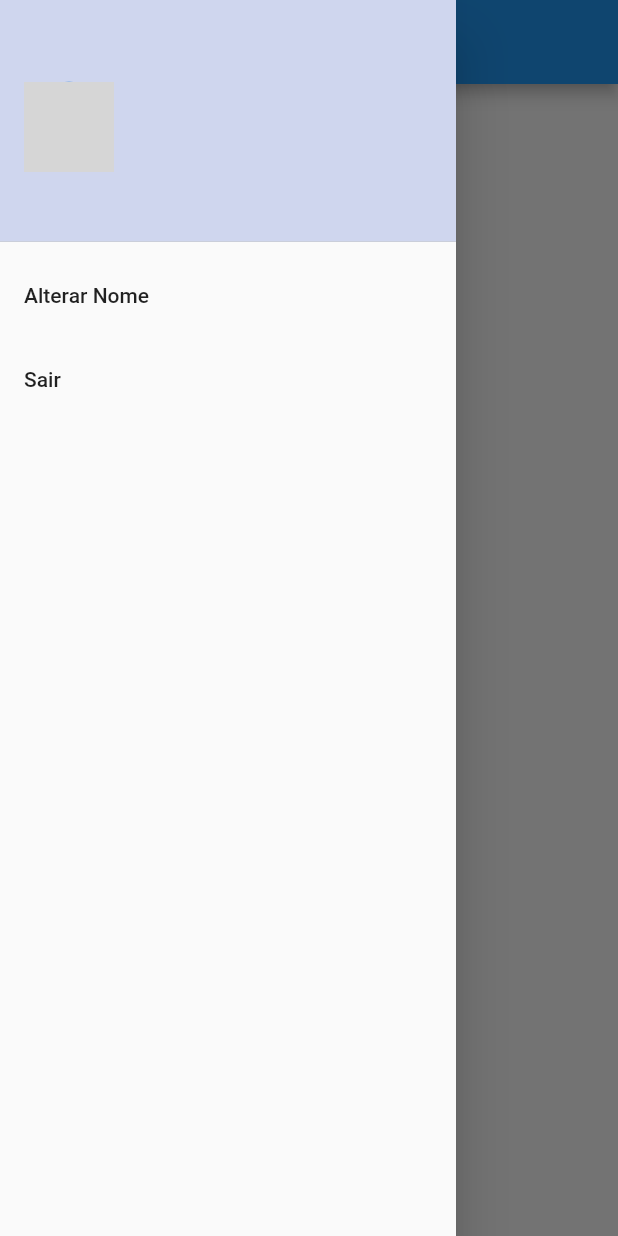
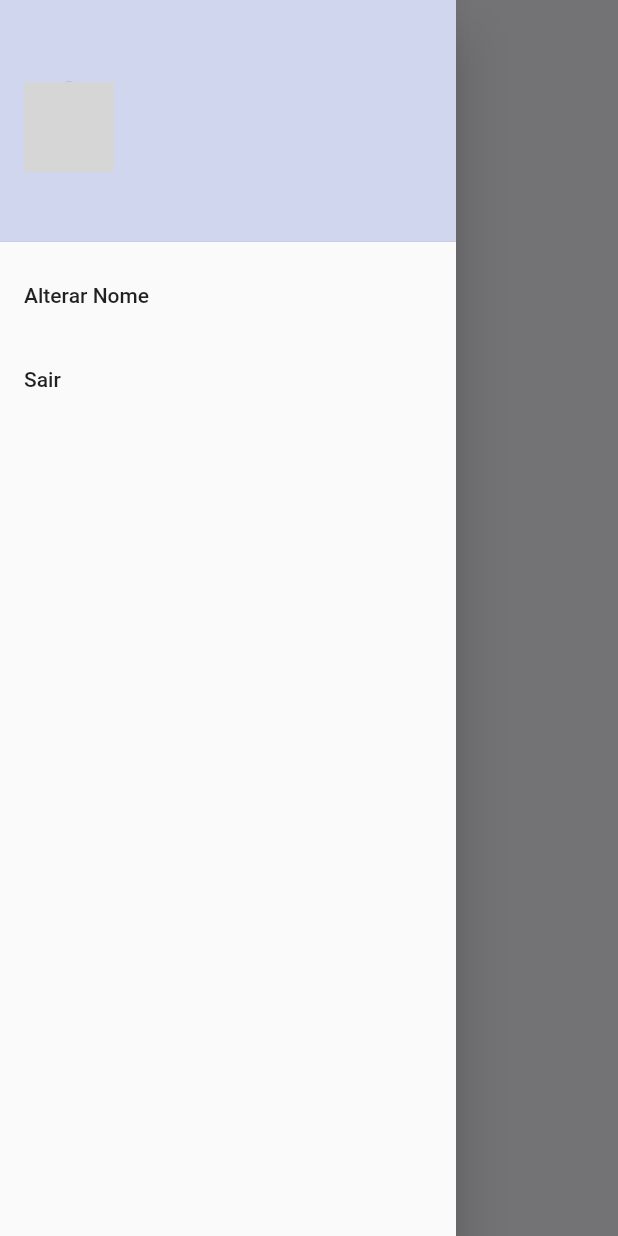
Before and after one commit to jsaintz/todo-list-provider, a Flutter app: the screen it shows once a user with an empty profile is signed in, with the side drawer open, on a phone screen of 412 x 824 dp. Run offline on Flutter 3.47's test engine with Material 2 defaults, Android fonts, the phone set to English and light mode, and no system bars; our stand-ins replace firebase_auth, firebase_core, flutter_signin_button, google_fonts, google_sign_in, sqflite and 2 more; missing offline and left inert: flutter_overlay_loader, validatorless; accounts and stored records are empty; network calls fail; Roboto replaces fonts that are missing (Mandali); grey boxes are pictures that could not be loaded.

Commit message:
initial homepage

```diff
--- a/lib/app/modules/home/home_page.dart
+++ b/lib/app/modules/home/home_page.dart
@@ -9,7 +9,12 @@ class HomePage extends StatelessWidget {
   @override
   Widget build(BuildContext context) {
     return Scaffold(
-      appBar: AppBar(title: const Text('Home Page')),
+      appBar: AppBar(
+        iconTheme: const IconThemeData(color: Colors.amberAccent),
+        backgroundColor: Colors.transparent,
+        elevation: 0,
+      ),
+      backgroundColor: const Color(0xFFFAFBFE),
       drawer: HomeDrawer(),
       body: Center(
         child: TextButton(
```
